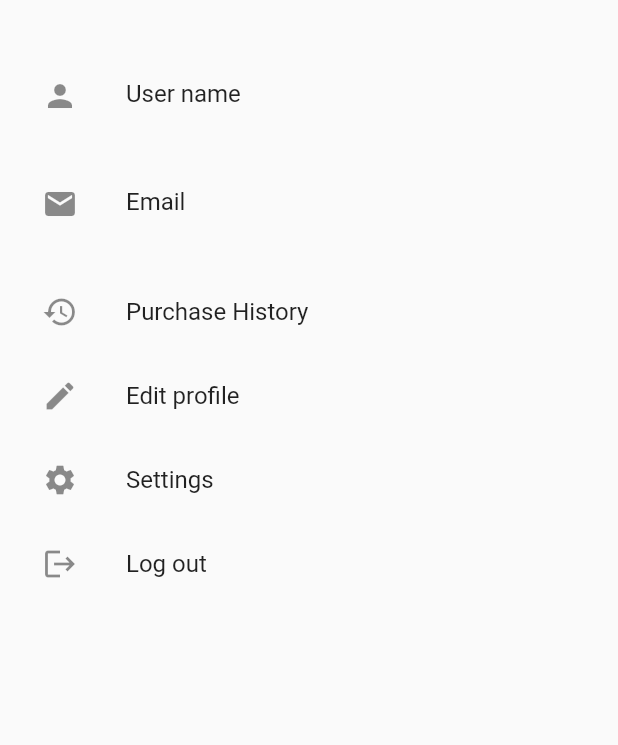
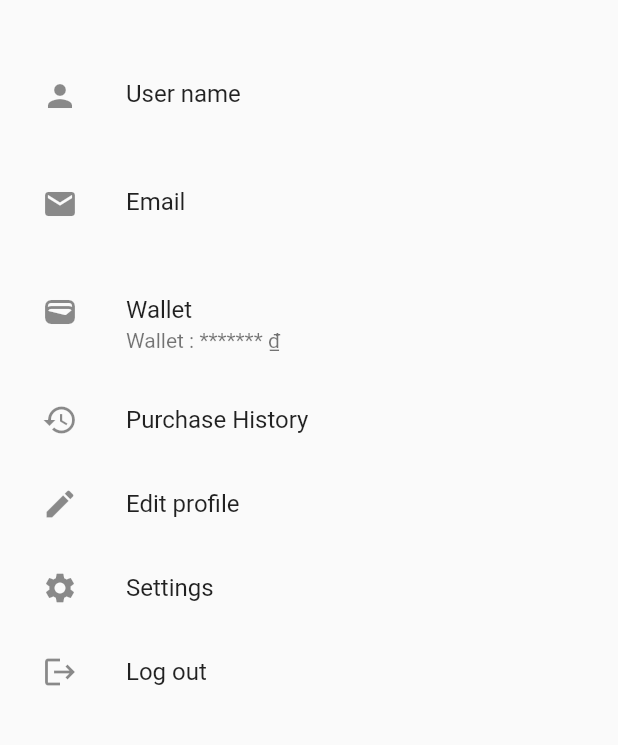
Before and after one commit to Adventure-SWD/Mobile, a Flutter app: the ProfilePage screen opened directly, on a phone screen of 412 x 824 dp, the part 222-967 px from its top. Run offline on Flutter 3.47's test engine with Material 2 defaults, Android fonts, the phone set to English and light mode, and no system bars; our stand-ins replace firebase_auth, firebase_core, firebase_messaging, google_sign_in, qr_flutter, shared_preferences; accounts and stored records are empty; network calls fail; statements that could not run were skipped.

Commit message:
update cart and profile page

```diff
--- a/lib/profile_page.dart
+++ b/lib/profile_page.dart
@@ -1,6 +1,7 @@
 import 'package:firebase_auth/firebase_auth.dart';
 import 'package:flutter/material.dart';
 import 'package:google_sign_in/google_sign_in.dart';
+import 'package:intl/intl.dart';
 import 'package:metrofood/Model/customer.dart';
 import 'package:metrofood/api/baseclient.dart';
 import 'package:metrofood/edit_profile.dart';
@@ -22,9 +23,10 @@ class _ProfilePageState extends State<ProfilePage> {
   late Customer customer = Customer.empty();
   late String username = "";
   late String email = "";
+  late String wallet = "";
   final String userImage =
       'https://images.unsplash.com/photo-1438761681033-6461ffad8d80?ixlib=rb-1.2.1&ixid=MnwxMjA3fDB8MHxwaG90by1wYWdlfHx8fGVufDB8fHx8&auto=format&fit=crop&w=1470&q=80';
-
+  bool isWalletHidden = true;
   @override
   void initState() {
     initializedData();
@@ -41,10 +43,15 @@ class _ProfilePageState extends State<ProfilePage> {
     await futureCustomer.then((value) {
       setState(() {
         customer = value;
+        if(customer.customerData.wallet != null)
+        wallet = formatCurrency(value.customerData.wallet!);
       });
     });
   }
-
+  String formatCurrency(int value) {
+    final format = NumberFormat("#,###");
+    return format.format(value);
+  }
   void getInformation() async {
     SharedPreferences prefs = await SharedPreferences.getInstance();
     setState(() {
@@ -55,6 +62,7 @@ class _ProfilePageState extends State<ProfilePage> {
 
   @override
   Widget build(BuildContext context) {
+    String walletBalance = isWalletHidden ? '*******' : '${wallet}';
     void _handleLogout() async {
       SharedPreferences prefs = await SharedPreferences.getInstance();
       prefs.remove('userId');
@@ -127,7 +135,25 @@ class _ProfilePageState extends State<ProfilePage> {
               title: 'Email',
               subtitle: customer.customerData.email,
             ),
-
+            CustomListTile(
+              icon: Icons.wallet,
+              title: 'Wallet',
+              // subtitle: 'Wallet : ${wallet} ₫',
+              subtitle: 'Wallet : $walletBalance ₫',
+              onTap: () {
+                setState(() {
+                  isWalletHidden = !isWalletHidden;
+                });
+              },
+            ),
+            // TextButton(
+            //   onPressed: () {
+            //     setState(() {
+            //       isWalletHidden = !isWalletHidden;
+            //     });
+            //   },
+            //   child: Text(isWalletHidden ? 'Show Wallet' : 'Hide Wallet'),
+            // ),
             // CustomListTile to display Phone Number
             // const CustomListTile(
             //   icon: Icons.phone,
```
Also changed, not shown: lib/cart_page.dart (+52 -0 lines).
